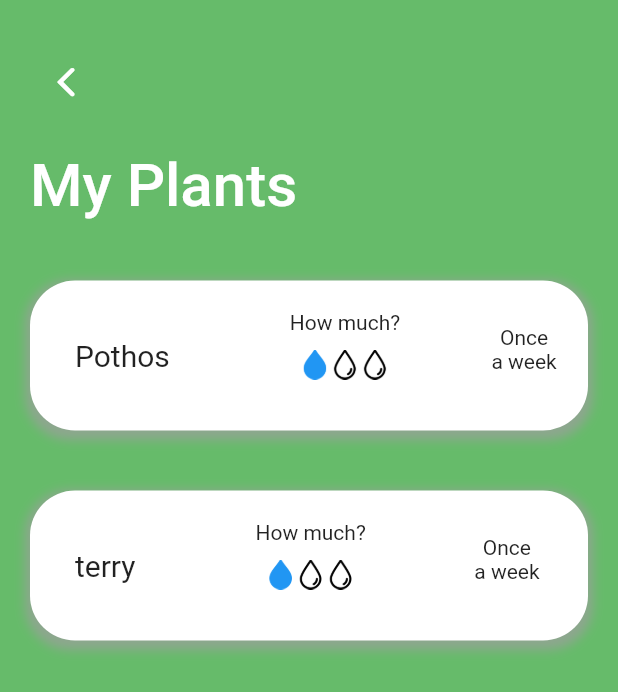
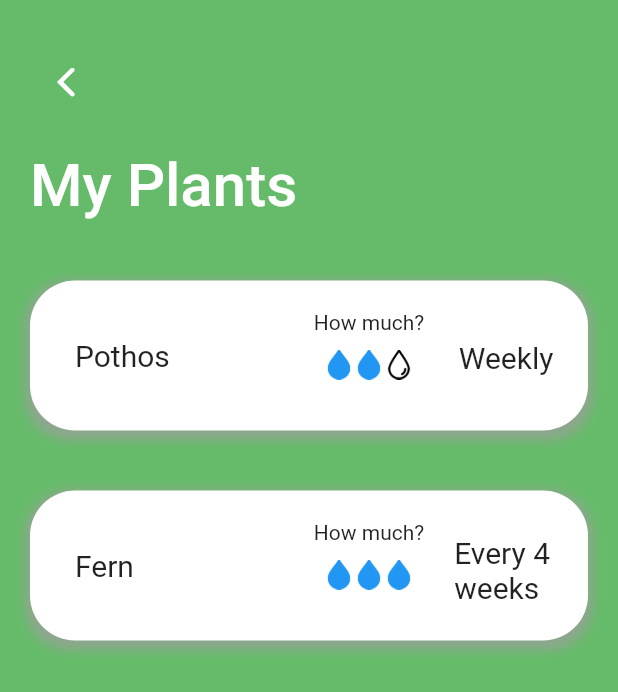
Before and after one commit to connorb573/blume, a Flutter app: the MyPlants screen opened by its route, on a phone screen of 412 x 824 dp. Shown: the top 692 px of the screen. Run offline on Flutter 3.47's test engine with Material 2 defaults, Android fonts, the phone set to English and light mode, and no system bars; our stand-ins replace flutter_svg.

```diff
--- a/lib/modules/plant.dart
+++ b/lib/modules/plant.dart
@@ -2,6 +2,13 @@ class Plant {
   String nickname;
   int waterWeeks;
   int waterLevel;
+  bool reminder;
+  bool needsAttention;
 
-  Plant({this.nickname, this.waterLevel, this.waterWeeks});
+  Plant(
+      {this.nickname,
+      this.waterLevel,
+      this.waterWeeks,
+      this.reminder,
+      this.needsAttention});
 }
--- a/lib/screens/my_plants_page.dart
+++ b/lib/screens/my_plants_page.dart
@@ -5,7 +5,7 @@ import 'package:blume/modules/plant.dart';
 class MyPlants extends StatelessWidget {
   List<Plant> plants = [
     Plant(nickname: 'Pothos', waterLevel: 2, waterWeeks: 1),
-    Plant(nickname: 'terry', waterLevel: 1, waterWeeks: 3),
+    Plant(nickname: 'Fern', waterLevel: 3, waterWeeks: 4),
   ];
 
   @override
@@ -70,7 +70,8 @@ class PlantItem extends StatelessWidget {
         width: 375,
         child: Row(
           children: <Widget>[
-            Padding(
+            Expanded(
+              child: Padding(
                 padding: EdgeInsets.only(
                   left: 30,
                 ),
@@ -79,6 +80,7 @@ class PlantItem extends StatelessWidget {
                   textAlign: TextAlign.start,
                   style: TextStyle(
                     fontSize: 20,
+                  ),
                 ),
               ),
             ),
@@ -94,8 +96,16 @@ class PlantItem extends StatelessWidget {
                       Image.asset('images/dropcolour.png',
                           height: 30, width: 20),
                       //Image from Good Ware at www.flaticon.com
-                      Image.asset('images/dropbw.png', height: 30, width: 20),
-                      Image.asset('images/dropbw.png', height: 30, width: 20),
+                      plant.waterLevel >= 2
+                          ? Image.asset('images/dropcolour.png',
+                              height: 30, width: 20)
+                          : Image.asset('images/dropbw.png',
+                              height: 30, width: 20),
+                      plant.waterLevel == 3
+                          ? Image.asset('images/dropcolour.png',
+                              height: 30, width: 20)
+                          : Image.asset('images/dropbw.png',
+                              height: 30, width: 20),
                     ],
                   ),
                 ],
@@ -103,11 +113,26 @@ class PlantItem extends StatelessWidget {
             ),
             Expanded(
               child: Padding(
-                padding: EdgeInsets.only(top: 30, left: 40),
+                padding: EdgeInsets.only(top: 30),
                 child: Column(
                   children: <Widget>[
-                    Text('Once'),
-                    Text('a week'),
+                    plant.waterWeeks == 1
+                        ? Padding(
+                            padding: EdgeInsets.only(top: 10),
+                            child: Text(
+                              'Weekly',
+                              style: TextStyle(
+                                fontSize: 20,
+                              ),
+                            ),
+                          )
+                        : Padding(
+                            padding: EdgeInsets.only(left: 20),
+                            child: Text(
+                              'Every ${plant.waterWeeks} weeks',
+                              style: TextStyle(fontSize: 20),
+                            ),
+                          )
                   ],
                 ),
               ),
```
Also changed, not shown: lib/screens/add_plant.dart (+135 -2 lines). Lines whose indentation alone changed are shown as unchanged.
